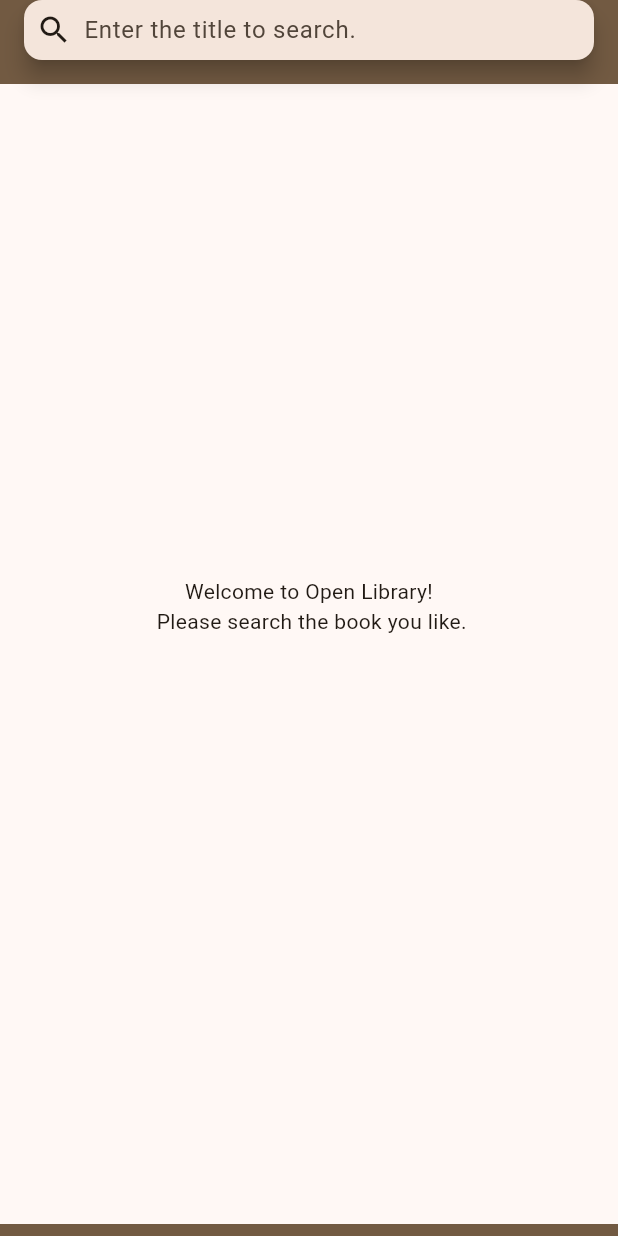
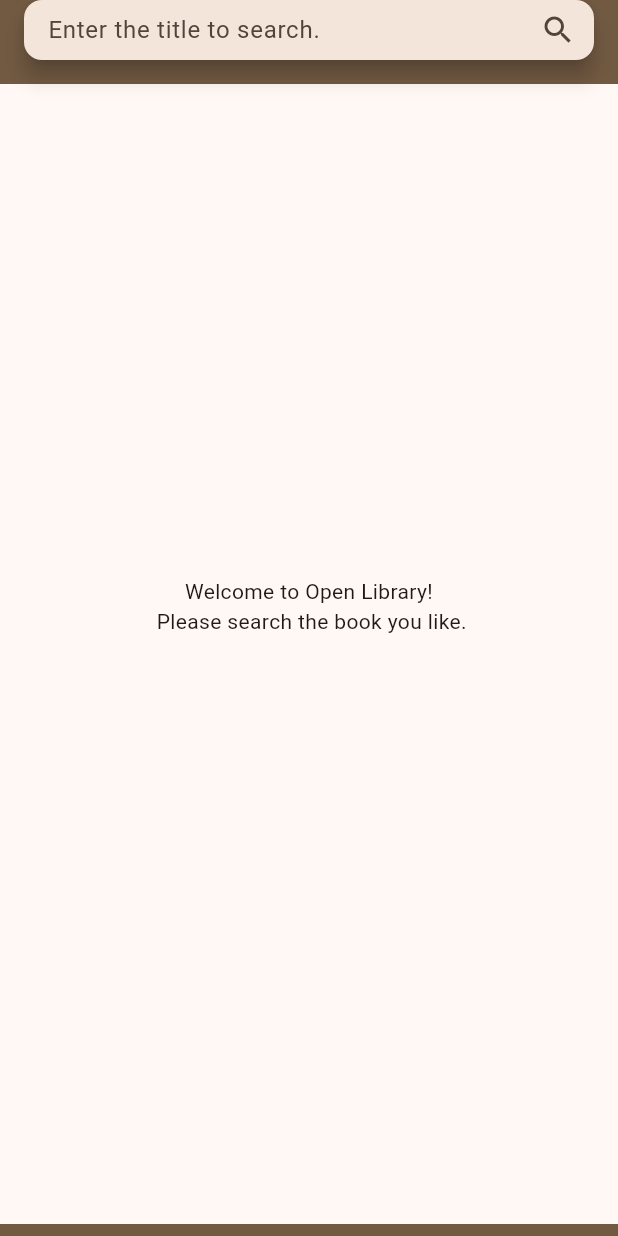
Before and after one commit to Jathinesh-K/flutter_app_assignment, a Flutter app: the screen it shows after launch, scrolled down 128 dp, on a phone screen of 412 x 824 dp. Run offline on Flutter 3.47's test engine with Material 3 defaults, Android fonts, the phone set to English and light mode, and no system bars; our stand-ins replace freezed_annotation, go_router, shimmer; network calls fail.

Commit message:
Implement shimmer animation and pagination for search screen

```diff
--- a/book_finder/analysis_options.yaml
+++ b/book_finder/analysis_options.yaml
@@ -4,6 +4,7 @@ linter:
   rules:
     - prefer_relative_imports
     - avoid_relative_lib_imports
+    - prefer_const_constructors
 
 analyzer:
   errors:
--- a/book_finder/lib/ui/book_details/view/book_details_screen.dart
+++ b/book_finder/lib/ui/book_details/view/book_details_screen.dart
@@ -5,6 +5,6 @@ class BookDetailsScreen extends StatelessWidget {
 
   @override
   Widget build(BuildContext context) {
-    return Scaffold(appBar: AppBar(title: Text('Book Details')));
+    return Scaffold(appBar: AppBar(title: const Text('Book Details')));
   }
 }
--- a/book_finder/lib/ui/book_search/view/book_preview_card.dart
+++ b/book_finder/lib/ui/book_search/view/book_preview_card.dart
@@ -21,10 +21,10 @@ class BookPreviewCard extends StatelessWidget {
               aspectRatio: 2 / 3,
               child: imageUrl.isNotEmpty
                   ? CachedNetworkImage(imageUrl: imageUrl)
-                  : Icon(Icons.broken_image),
+                  : const Icon(Icons.broken_image),
             ),
           ),
-          SizedBox(height: SizeConstants.s4),
+          const SizedBox(height: SizeConstants.s4),
           Text(
             book.title,
             style: theme.textTheme.bodyLarge?.copyWith(
@@ -43,7 +43,7 @@ class BookPreviewCard extends StatelessWidget {
             overflow: TextOverflow.ellipsis,
             textAlign: TextAlign.center,
           ),
-          SizedBox(height: SizeConstants.s8),
+          const SizedBox(height: SizeConstants.s8),
         ],
       ),
     );
--- a/book_finder/lib/ui/book_search/view/book_search_bar.dart
+++ b/book_finder/lib/ui/book_search/view/book_search_bar.dart
@@ -11,7 +11,7 @@ class BookSearchBar extends StatefulWidget implements PreferredSizeWidget {
   State<BookSearchBar> createState() => _BookSearchBarState();
 
   @override
-  Size get preferredSize => Size.fromHeight(SizeConstants.s72);
+  Size get preferredSize => const Size.fromHeight(SizeConstants.s72);
 }
 
 class _BookSearchBarState extends State<BookSearchBar> {
@@ -63,17 +63,16 @@ class _BookSearchBarState extends State<BookSearchBar> {
             _focusNode.unfocus();
           }
         },
-        leading: const Icon(Icons.search),
-        trailing: _showClearIcon
-            ? [
-                IconButton(
-                  icon: Icon(Icons.clear),
-                  onPressed: () {
-                    _controller.clear();
-                  },
-                ),
-              ]
-            : null,
+        trailing: [
+          if (_showClearIcon)
+            _buildIconButton(icon: Icons.clear, onPressed: _controller.clear),
+          _buildIconButton(
+            icon: Icons.search,
+            onPressed: () {
+              _controller.clear();
+            },
+          ),
+        ],
         hintText: AppConstants.searchBarHint,
         shape: WidgetStateProperty.all(
           RoundedRectangleBorder(
@@ -83,4 +82,15 @@ class _BookSearchBarState extends State<BookSearchBar> {
       ),
     );
   }
+
+  Widget _buildIconButton({
+    required IconData icon,
+    required VoidCallback onPressed,
+  }) => IconButton(
+    padding: EdgeInsets.zero,
+    icon: Icon(icon),
+    constraints: const BoxConstraints(minWidth: SizeConstants.s32),
+    style: const ButtonStyle(tapTargetSize: MaterialTapTargetSize.shrinkWrap),
+    onPressed: onPressed,
+  );
 }
--- a/book_finder/lib/ui/book_search/view/book_search_screen.dart
+++ b/book_finder/lib/ui/book_search/view/book_search_screen.dart
@@ -1,14 +1,34 @@
 import 'package:flutter/material.dart';
 
 import '../../../utils/constants.dart';
+import '../../core/skeleton_loader.dart';
 import '../view_model/book_search_view_model.dart';
 import 'book_preview_card.dart';
 import 'book_search_bar.dart';
 
-class BookSearchScreen extends StatelessWidget {
+class BookSearchScreen extends StatefulWidget {
   final BookSearchViewModel bookSearchViewModel;
 
   const BookSearchScreen({super.key, required this.bookSearchViewModel});
+
+  @override
+  State<BookSearchScreen> createState() => _BookSearchScreenState();
+}
+
+class _BookSearchScreenState extends State<BookSearchScreen> {
+  final _controller = ScrollController();
+
+  @override
+  void initState() {
+    super.initState();
+    _controller.addListener(_onScroll);
+  }
+
+  @override
+  void dispose() {
+    _controller.dispose();
+    super.dispose();
+  }
 
   @override
   Widget build(BuildContext context) {
@@ -18,8 +38,9 @@ class BookSearchScreen extends StatelessWidget {
       body: SafeArea(
         bottom: false,
         child: RefreshIndicator.adaptive(
-          onRefresh: bookSearchViewModel.refreshBookSearch,
+          onRefresh: widget.bookSearchViewModel.refreshBookSearch,
           child: CustomScrollView(
+            controller: _controller,
             slivers: [
               SliverAppBar(
                 title: Text(
@@ -34,7 +55,9 @@ class BookSearchScreen extends StatelessWidget {
               ),
               SliverAppBar(
                 pinned: true,
-                flexibleSpace: BookSearchBar(viewModel: bookSearchViewModel),
+                flexibleSpace: BookSearchBar(
+                  viewModel: widget.bookSearchViewModel,
+                ),
                 scrolledUnderElevation: 0,
                 backgroundColor: theme.colorScheme.secondary,
               ),
@@ -42,7 +65,9 @@ class BookSearchScreen extends StatelessWidget {
                 decoration: BoxDecoration(color: theme.colorScheme.surface),
                 sliver: SliverPadding(
                   padding: const EdgeInsets.all(SizeConstants.s8),
-                  sliver: _BookSearchResults(viewModel: bookSearchViewModel),
+                  sliver: _BookSearchResults(
+                    viewModel: widget.bookSearchViewModel,
+                  ),
                 ),
               ),
             ],
@@ -50,6 +75,19 @@ class BookSearchScreen extends StatelessWidget {
         ),
       ),
     );
+  }
+
+  void _onScroll() {
+    if (_isAtBottom) {
+      widget.bookSearchViewModel.searchBooks();
+    }
+  }
+
+  bool get _isAtBottom {
+    if (!_controller.hasClients) return false;
+    final maxScroll = _controller.position.maxScrollExtent;
+    final currentScroll = _controller.offset;
+    return currentScroll >= maxScroll * 0.9;
   }
 }
 
@@ -63,9 +101,27 @@ class _BookSearchResults extends StatelessWidget {
     return ListenableBuilder(
       listenable: viewModel,
       builder: (context, _) {
-        return viewModel.books.isNotEmpty
-            ? SliverGrid.builder(
-                gridDelegate: SliverGridDelegateWithFixedCrossAxisCount(
+        if (viewModel.isLoading && viewModel.books.isEmpty) {
+          return const SkeletonLoader();
+        } else if (viewModel.books.isEmpty) {
+          return SliverFillRemaining(
+            child: Center(
+              child: Padding(
+                padding: const EdgeInsets.all(SizeConstants.s16),
+                child: Text(
+                  viewModel.isSearchQueryEmpty
+                      ? AppConstants.greeting
+                      : AppConstants.noBooksFound,
+                  textAlign: TextAlign.center,
+                ),
+              ),
+            ),
+          );
+        } else {
+          return SliverMainAxisGroup(
+            slivers: <Widget>[
+              SliverGrid.builder(
+                gridDelegate: const SliverGridDelegateWithFixedCrossAxisCount(
                   crossAxisCount: 2,
                   mainAxisSpacing: SizeConstants.s8,
                   crossAxisSpacing: SizeConstants.s8,
@@ -76,15 +132,14 @@ class _BookSearchResults extends StatelessWidget {
                   key: ValueKey(viewModel.books[index].key),
                   book: viewModel.books[index],
                 ),
-              )
-            : SliverFillRemaining(
-                child: Center(
-                  child: Text(
-                    AppConstants.greeting,
-                    textAlign: TextAlign.center,
-                  ),
+              ),
+              if (viewModel.isLoading)
+                const SliverToBoxAdapter(
+                  child: Center(child: CircularProgressIndicator.adaptive()),
                 ),
-              );
+            ],
+          );
+        }
       },
     );
   }
--- a/book_finder/lib/ui/book_search/view_model/book_search_view_model.dart
+++ b/book_finder/lib/ui/book_search/view_model/book_search_view_model.dart
@@ -23,9 +23,9 @@ class BookSearchViewModel extends ChangeNotifier {
   String? get errorMessage => _errorMessage;
 
   Future<void> searchBooks({String? title, bool refreshData = false}) async {
-    /// Return when the title is same as the current query avoiding cache clean and
-    /// api call unnecessarily.
-    if (title == _currentTitleQuery && !refreshData) {
+    /// Return when the data is already loading or when title is same as the
+    /// current query avoiding cache clean and api call unnecessarily.
+    if (isLoading || (title == _currentTitleQuery && !refreshData)) {
       return;
     }
 
@@ -60,4 +60,6 @@ class BookSearchViewModel extends ChangeNotifier {
 
   Future<void> refreshBookSearch() =>
       searchBooks(title: _currentTitleQuery, refreshData: true);
+
+  bool get isSearchQueryEmpty => _currentTitleQuery.isEmpty;
 }
--- a/book_finder/lib/utils/constants.dart
+++ b/book_finder/lib/utils/constants.dart
@@ -6,6 +6,7 @@ abstract class AppConstants {
   static const String appTitle = 'Book Search';
   static const String greeting =
       'Welcome to Open Library! \n Please search the book you like.';
+  static const String noBooksFound = 'No Books found!! Please try with a different keyword.';
 }
 
 abstract class SizeConstants {
--- a/book_finder/pubspec.yaml
+++ b/book_finder/pubspec.yaml
@@ -16,6 +16,7 @@ dependencies:
   provider: ^6.1.5+1
   http: ^1.5.0
   cached_network_image: ^3.4.1
+  shimmer: ^3.0.0
 
 dev_dependencies:
   flutter_test:
```
Also changed, not shown: book_finder/lib/ui/core/skeleton_loader.dart (added, +31 -0 lines).
